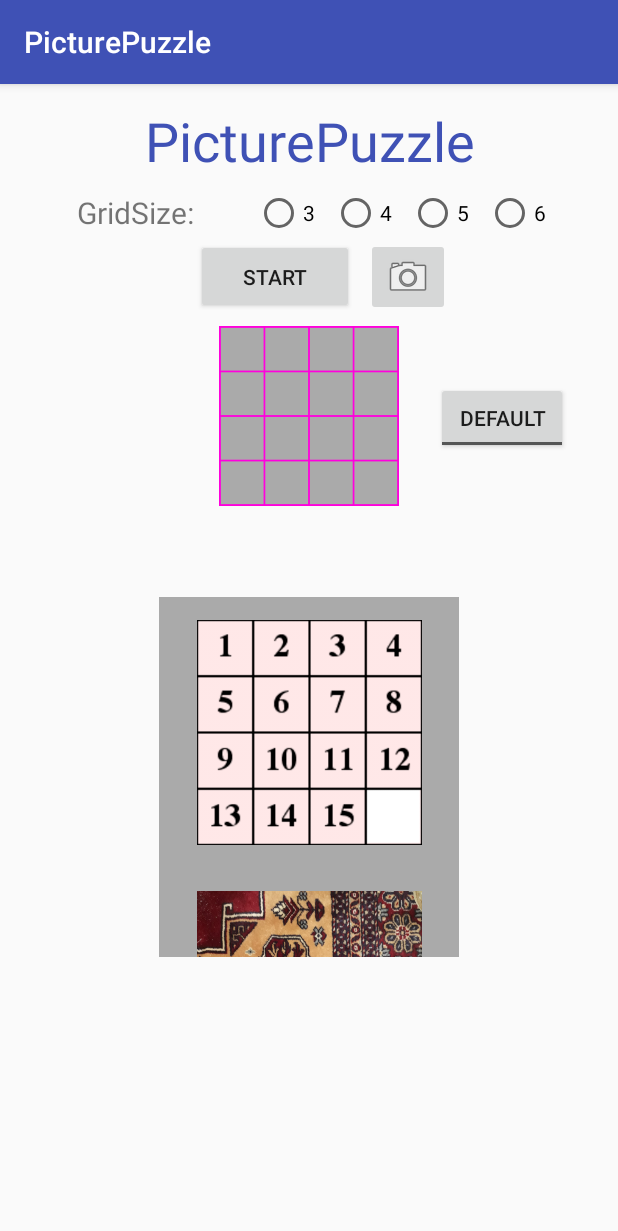
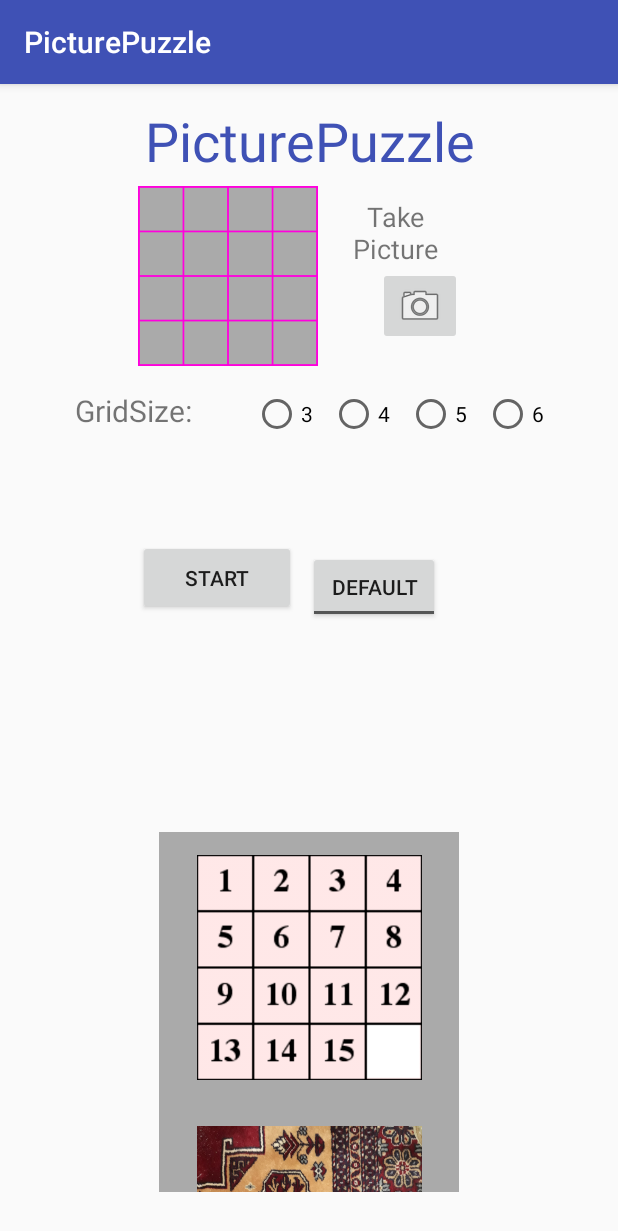
Before and after one commit to lamelameo/PicturePuzzle-App, an Android app: the screen it shows after launch (MainActivity), on a phone screen of 412 x 824 dp. Shown: the top 1231 px of the screen. Run offline under Robolectric (Android 15) with nearby library versions, the phone set to English and light mode, and no system bars.

Commit message:
Bug Fix: opening camera but taking no photo would create tempfile which caused errors when loading game or closing and opening app. Each case (creating puzzle grid/filling recycler view) would lead to null pointer exceptions when trying to create a bitmap from the filepath as no image was present. ### Code was added to remove the file if no photo was taken, so no errors will occur.
Added pause function - updated the timer to function differently to allow for this - times out if app is open for 1hour.
Added function to save best time/ best moves data for each default puzzle - doesn't support photos yet.
Added UI overlay fragment: (PauseMenu.java +xml) for pauses, can navigate back to game or to main menu.
TODO:
 * need to add UI fragment or view for game finish.
 * change how camera feature works - thinking of creating a fragment or activity to crop photo into square frame, can then load the image into the photo gallery and show in recycler view and select it, camera_popup.xml is the UI im working on.

```diff
--- a/app/src/main/java/com/example/lamelameo/picturepuzzle/ImageRecyclerAdapter.java
+++ b/app/src/main/java/com/example/lamelameo/picturepuzzle/ImageRecyclerAdapter.java
@@ -17,8 +17,6 @@ import android.view.ViewGroup;
 import android.widget.*;
 
 import java.util.ArrayList;
-
-import static android.content.ContentValues.TAG;
 
 public class ImageRecyclerAdapter extends RecyclerView.Adapter<ImageRecyclerAdapter.myViewHolder> {
     private ArrayList<Drawable> mDataset;
--- /dev/null
+++ b/app/src/main/res/drawable/rounded_edge_background.xml
@@ -0,0 +1,6 @@
+<?xml version="1.0" encoding="utf-8"?>
+<shape xmlns:android="http://schemas.android.com/apk/res/android">
+    <solid android:color="@android:color/darker_gray"/>
+    <stroke android:width="5dp" android:color="@color/colorPrimary"/>
+    <corners android:radius="15dp"/>
+</shape>
--- a/app/src/main/res/layout/activity_main.xml
+++ b/app/src/main/res/layout/activity_main.xml
@@ -10,16 +10,14 @@
         android:id="@+id/setGrid"
         android:layout_width="206dp"
         android:layout_height="wrap_content"
-        android:layout_marginBottom="8dp"
         android:layout_marginEnd="8dp"
         android:layout_marginStart="8dp"
-        android:layout_marginTop="8dp"
+        android:layout_marginTop="16dp"
         android:orientation="horizontal"
-        app:layout_constraintBottom_toTopOf="@+id/loadButton"
         app:layout_constraintEnd_toEndOf="parent"
-        app:layout_constraintHorizontal_bias="0.851"
+        app:layout_constraintHorizontal_bias="0.845"
         app:layout_constraintStart_toStartOf="parent"
-        app:layout_constraintTop_toBottomOf="@+id/appTitle">
+        app:layout_constraintTop_toBottomOf="@+id/photoView">
 
         <RadioButton
             android:id="@+id/set3"
@@ -69,37 +67,87 @@
         android:id="@+id/cameraButton"
         android:layout_width="wrap_content"
         android:layout_height="wrap_content"
-        android:layout_marginBottom="8dp"
-        android:layout_marginEnd="8dp"
+        android:layout_marginEnd="92dp"
         android:layout_marginStart="8dp"
-        android:layout_marginTop="8dp"
         android:contentDescription="@string/take_pic"
-        app:layout_constraintBottom_toTopOf="@+id/photoView"
         app:layout_constraintEnd_toEndOf="parent"
-        app:layout_constraintHorizontal_bias="0.695"
-        app:layout_constraintStart_toStartOf="parent"
-        app:layout_constraintTop_toBottomOf="@+id/setGrid"
-        app:layout_constraintVertical_bias="0.888"
+        app:layout_constraintHorizontal_bias="0.73"
+        app:layout_constraintStart_toEndOf="@+id/photoView"
+        app:layout_constraintTop_toBottomOf="@+id/textView4"
         app:srcCompat="@android:drawable/ic_menu_camera" />
 
     <Button
         android:id="@+id/loadButton"
         android:layout_width="105dp"
         android:layout_height="50dp"
+        android:layout_marginStart="92dp"
+        android:layout_marginTop="8dp"
+        android:text="@string/start"
+        app:layout_constraintBottom_toTopOf="@+id/pictureRecyclerView"
+        app:layout_constraintStart_toStartOf="parent"
+        app:layout_constraintTop_toBottomOf="@+id/setGrid"
+        app:layout_constraintVertical_bias="0.294" />
+
+    <ImageView
+        android:id="@+id/photoView"
+        android:layout_width="120dp"
+        android:layout_height="120dp"
+        android:layout_marginStart="92dp"
+        android:contentDescription="@string/load_pic"
+        android:foreground="@drawable/gridoverlay4"
+        app:layout_constraintStart_toStartOf="parent"
+        app:layout_constraintTop_toBottomOf="@+id/appTitle"
+        app:srcCompat="@android:color/darker_gray" />
+
+    <TextView
+        android:id="@+id/textView2"
+        android:layout_width="113dp"
+        android:layout_height="wrap_content"
+        android:layout_marginStart="32dp"
+        android:layout_marginTop="16dp"
+        android:gravity="center"
+        android:text="@string/grid_size"
+        android:textSize="20sp"
+        app:layout_constraintStart_toStartOf="parent"
+        app:layout_constraintTop_toBottomOf="@+id/photoView" />
+
+    <ToggleButton
+        android:id="@+id/adapterButton"
+        android:layout_width="wrap_content"
+        android:layout_height="wrap_content"
+        android:layout_marginBottom="4dp"
         android:layout_marginEnd="8dp"
         android:layout_marginStart="8dp"
-        android:layout_marginTop="4dp"
-        android:text="@string/start"
-        app:layout_constraintEnd_toStartOf="@+id/cameraButton"
-        app:layout_constraintHorizontal_bias="1.0"
-        app:layout_constraintStart_toStartOf="parent"
-        app:layout_constraintTop_toBottomOf="@+id/textView2" />
+        android:layout_marginTop="8dp"
+        android:textOff="@string/default_images"
+        android:textOn="@string/gallery_images"
+        app:layout_constraintBottom_toTopOf="@+id/pictureRecyclerView"
+        app:layout_constraintEnd_toEndOf="parent"
+        app:layout_constraintHorizontal_bias="0.0"
+        app:layout_constraintStart_toEndOf="@+id/loadButton"
+        app:layout_constraintTop_toBottomOf="@+id/setGrid"
+        app:layout_constraintVertical_bias="0.333" />
+
+    <TextView
+        android:id="@+id/textView4"
+        android:layout_width="wrap_content"
+        android:layout_height="0dp"
+        android:layout_marginEnd="8dp"
+        android:layout_marginStart="8dp"
+        android:layout_marginTop="8dp"
+        android:text="@string/take_pic"
+        android:textAlignment="center"
+        android:textSize="18sp"
+        app:layout_constraintEnd_toEndOf="parent"
+        app:layout_constraintHorizontal_bias="0.12"
+        app:layout_constraintStart_toEndOf="@+id/photoView"
+        app:layout_constraintTop_toBottomOf="@+id/appTitle" />
 
     <android.support.v7.widget.RecyclerView
         android:id="@+id/pictureRecyclerView"
         android:layout_width="200dp"
         android:layout_height="240dp"
-        android:layout_marginBottom="8dp"
+        android:layout_marginBottom="16dp"
         android:layout_marginEnd="8dp"
         android:layout_marginStart="8dp"
         android:layout_marginTop="8dp"
@@ -108,50 +156,7 @@
         app:layout_constraintBottom_toBottomOf="parent"
         app:layout_constraintEnd_toEndOf="parent"
         app:layout_constraintStart_toStartOf="parent"
-        app:layout_constraintTop_toBottomOf="@+id/photoView"
-        app:layout_constraintVertical_bias="0.227" />
-
-    <ImageView
-        android:id="@+id/photoView"
-        android:layout_width="120dp"
-        android:layout_height="120dp"
-        android:layout_marginEnd="8dp"
-        android:layout_marginStart="8dp"
-        android:layout_marginTop="8dp"
-        android:contentDescription="@string/load_pic"
-        android:foreground="@drawable/gridoverlay4"
-        app:layout_constraintEnd_toEndOf="parent"
-        app:layout_constraintStart_toStartOf="parent"
-        app:layout_constraintTop_toBottomOf="@+id/loadButton"
-        app:srcCompat="@android:color/darker_gray" />
-
-    <TextView
-        android:id="@+id/textView2"
-        android:layout_width="113dp"
-        android:layout_height="wrap_content"
-        android:layout_marginEnd="8dp"
-        android:layout_marginStart="32dp"
-        android:layout_marginTop="4dp"
-        android:gravity="center"
-        android:text="@string/grid_size"
-        android:textSize="20sp"
-        app:layout_constraintEnd_toEndOf="parent"
-        app:layout_constraintHorizontal_bias="0.004"
-        app:layout_constraintStart_toStartOf="parent"
-        app:layout_constraintTop_toBottomOf="@+id/appTitle" />
-
-    <ToggleButton
-        android:id="@+id/adapterButton"
-        android:layout_width="wrap_content"
-        android:layout_height="wrap_content"
-        android:layout_marginEnd="8dp"
-        android:layout_marginStart="8dp"
-        android:layout_marginTop="44dp"
-        android:textOff="@string/default_images"
-        android:textOn="@string/gallery_images"
-        app:layout_constraintEnd_toEndOf="parent"
-        app:layout_constraintHorizontal_bias="0.392"
-        app:layout_constraintStart_toEndOf="@+id/photoView"
-        app:layout_constraintTop_toBottomOf="@+id/cameraButton" />
+        app:layout_constraintTop_toBottomOf="@+id/textView2"
+        app:layout_constraintVertical_bias="0.95" />
 
 </android.support.constraint.ConstraintLayout>
--- a/app/src/main/res/values/colors.xml
+++ b/app/src/main/res/values/colors.xml
@@ -3,4 +3,5 @@
     <color name="colorPrimary">#3f51b5</color>
     <color name="colorPrimaryDark">#303F9F</color>
     <color name="colorAccent">#FF4081</color>
+    <color name="dark_grey_transparent">#d2000000</color>
 </resources>
--- a/app/src/main/res/values/strings.xml
+++ b/app/src/main/res/values/strings.xml
@@ -1,17 +1,29 @@
 <resources>
     <string name="app_name">PicturePuzzle</string>
-    <string name="take_pic">Take Picture</string>
+    <string name="take_pic">Take\nPicture</string>
     <string name="load_pic">Load Picture</string>
-    <string name="load">Load Picture</string>
+    <string name="load">Load</string>
     <string name="timer">Timer</string>
-    <string name="pause">pause</string>
+    <string name="pause">Pause</string>
+    <string name="resume">Resume</string>
     <string name="start">Start</string>
+    <string name="new_game">New Puzzle</string>
+    <string name="main_menu">Main Menu</string>
+    <string name="resize">Resize</string>
     <string name="grid_size">GridSize:</string>
-    <string name="default_images">default</string>
-    <string name="gallery_images">gallery</string>
+    <string name="game_paused">Game Paused</string>
+    <string name="default_images">Default</string>
+    <string name="gallery_images">Gallery</string>
+    <string name="test">Move image to fit within square puzzle grid or use arrows.
+                        Use buttons to zoom in or out.</string>
+    <string name="move_arrows">move arrow</string>
     <string name="highscore">Best Time: \nBest Moves: </string>
     <string name="set3">3</string>
     <string name="set4">4</string>
     <string name="set5">5</string>
     <string name="set6">6</string>
+
+    <!-- TODO: Remove or change this placeholder text -->
+    <string name="hello_blank_fragment">Hello blank fragment</string>
+
 </resources>
```
Also changed, not shown: app/src/main/java/com/example/lamelameo/picturepuzzle/MainActivity.java (+28 -35 lines), app/src/main/java/com/example/lamelameo/picturepuzzle/PauseMenu.java (added, +114 -0 lines), app/src/main/java/com/example/lamelameo/picturepuzzle/PuzzleGridTest.java (+157 -72 lines), app/src/main/res/layout/activity_puzzle_grid_test.xml (+12 -1 lines), app/src/main/res/layout/camera_popup.xml (added, +105 -0 lines), app/src/main/res/layout/fragment_pause_menu.xml (added, +60 -0 lines).
